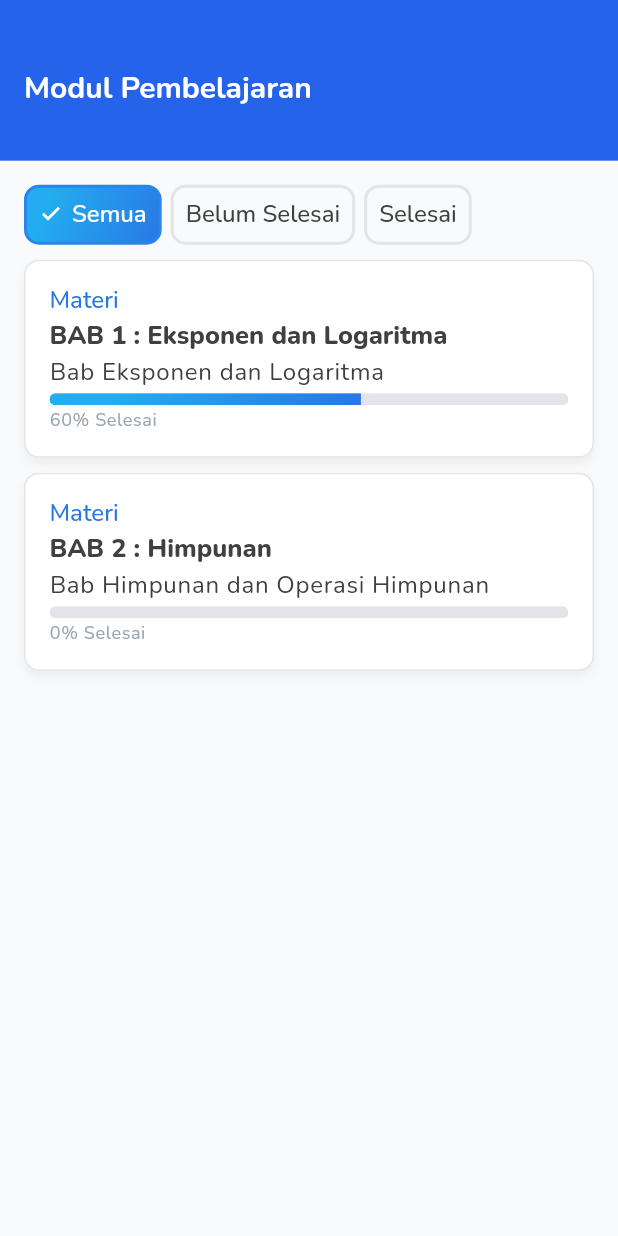
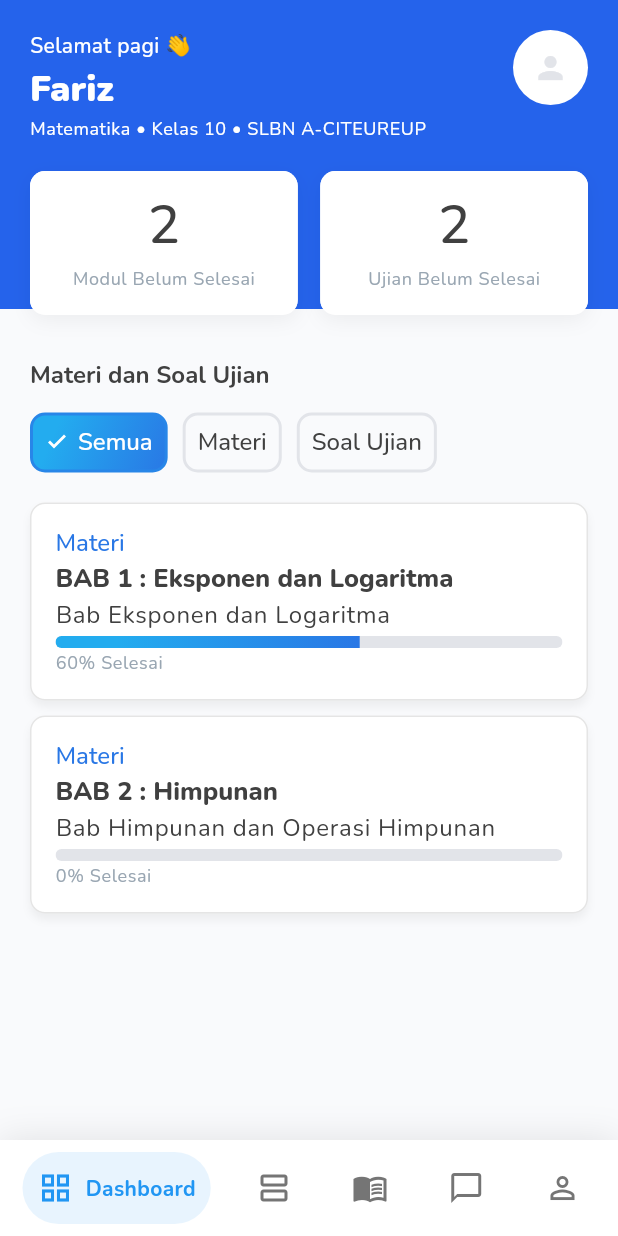
Before and after one commit to zakizakiran/novasight_app, a Flutter app: the screen it shows after launch, on a phone screen of 412 x 824 dp. Run offline on Flutter 3.47's test engine with Material 3 defaults, Android fonts, the phone set to English and light mode, and no system bars; drawn by our look-alikes of google_nav_bar; our stand-ins replace equatable, flutter_secure_storage, flutter_svg, fpdart, get, shimmer.

Commit message:
feat: implement MainLayout with navigation using google_nav_bar and integrate student dashboard view.

```diff
--- a/lib/app/modules/home/views/home_view.dart
+++ b/lib/app/modules/chatbot/views/chatbot_view.dart
@@ -1,21 +1,18 @@
 import 'package:flutter/material.dart';
 
-import 'package:get/get.dart';
+class ChatbotView extends StatelessWidget {
+  const ChatbotView({super.key});
 
-import '../controllers/home_controller.dart';
-
-class HomeView extends GetView<HomeController> {
-  const HomeView({super.key});
   @override
   Widget build(BuildContext context) {
     return Scaffold(
       appBar: AppBar(
-        title: const Text('HomeView'),
+        title: const Text('Chatbot'),
         centerTitle: true,
       ),
       body: const Center(
         child: Text(
-          'HomeView is working',
+          'Halaman Chatbot (Placeholder)',
           style: TextStyle(fontSize: 20),
         ),
       ),
--- /dev/null
+++ b/lib/app/modules/exam/views/exam_view.dart
@@ -0,0 +1,21 @@
+import 'package:flutter/material.dart';
+
+class ExamView extends StatelessWidget {
+  const ExamView({super.key});
+
+  @override
+  Widget build(BuildContext context) {
+    return Scaffold(
+      appBar: AppBar(
+        title: const Text('Soal Ujian'),
+        centerTitle: true,
+      ),
+      body: const Center(
+        child: Text(
+          'Halaman Soal Ujian (Placeholder)',
+          style: TextStyle(fontSize: 20),
+        ),
+      ),
+    );
+  }
+}
--- a/lib/app/modules/home/bindings/home_binding.dart
+++ /dev/null
@@ -1,12 +0,0 @@
-import 'package:get/get.dart';
-
-import '../controllers/home_controller.dart';
-
-class HomeBinding extends Bindings {
-  @override
-  void dependencies() {
-    Get.lazyPut<HomeController>(
-      () => HomeController(),
-    );
-  }
-}
--- a/lib/app/modules/home/controllers/home_controller.dart
+++ /dev/null
@@ -1,9 +0,0 @@
-import 'package:get/get.dart';
-
-class HomeController extends GetxController {
-  //TODO: Implement HomeController
-
-  final count = 0.obs;
-
-  void increment() => count.value++;
-}
--- /dev/null
+++ b/lib/app/modules/main_layout/bindings/main_layout_binding.dart
@@ -0,0 +1,20 @@
+import 'package:get/get.dart';
+import 'package:novasight_app/app/modules/module/controllers/module_controller.dart';
+import 'package:novasight_app/app/data/repositories/module_repository.dart';
+import 'package:novasight_app/app/modules/student-dashboard/controllers/student_dashboard_controller.dart';
+
+import '../controllers/main_layout_controller.dart';
+
+class MainLayoutBinding extends Bindings {
+  @override
+  void dependencies() {
+    Get.lazyPut<MainLayoutController>(() => MainLayoutController());
+    // Initialize child controllers if needed, though they can also be initialized in their own bindings
+    // if we navigate to them, but since we are using IndexedStack we might need them here.
+    // However, it's safer to lazyPut them here to ensure they exist when the tab is switched.
+    Get.lazyPut<StudentDashboardController>(() => StudentDashboardController());
+    Get.lazyPut<ModuleController>(
+      () => ModuleController(repository: Get.find<ModuleRepository>()),
+    );
+  }
+}
--- /dev/null
+++ b/lib/app/modules/main_layout/controllers/main_layout_controller.dart
@@ -0,0 +1,9 @@
+import 'package:get/get.dart';
+
+class MainLayoutController extends GetxController {
+  final currentIndex = 0.obs;
+
+  void changePage(int index) {
+    currentIndex.value = index;
+  }
+}
--- /dev/null
+++ b/lib/app/modules/main_layout/views/main_layout_view.dart
@@ -0,0 +1,70 @@
+import 'package:flutter/material.dart';
+import 'package:get/get.dart';
+import 'package:google_nav_bar/google_nav_bar.dart';
+import 'package:novasight_app/app/modules/student-dashboard/views/student_dashboard_view.dart';
+
+import '../../chatbot/views/chatbot_view.dart';
+import '../../exam/views/exam_view.dart';
+import '../../module/views/module_view.dart';
+import '../../profile/views/profile_view.dart';
+import '../controllers/main_layout_controller.dart';
+
+class MainLayoutView extends GetView<MainLayoutController> {
+  const MainLayoutView({super.key});
+
+  @override
+  Widget build(BuildContext context) {
+    return Scaffold(
+      body: Obx(
+        () => IndexedStack(
+          index: controller.currentIndex.value,
+          children: const [
+            StudentDashboardView(),
+            ModuleView(),
+            ExamView(),
+            ChatbotView(),
+            ProfileView(),
+          ],
+        ),
+      ),
+      bottomNavigationBar: Container(
+        decoration: BoxDecoration(
+          color: Colors.white,
+          boxShadow: [
+            BoxShadow(blurRadius: 20, color: Colors.black.withOpacity(.1)),
+          ],
+        ),
+        child: SafeArea(
+          child: Padding(
+            padding: const EdgeInsets.symmetric(horizontal: 15.0, vertical: 8),
+            child: Obx(
+              () => GNav(
+                rippleColor: Colors.grey[300]!,
+                hoverColor: Colors.grey[100]!,
+                gap: 8,
+                activeColor: Colors.blue,
+                iconSize: 24,
+                padding: const EdgeInsets.symmetric(
+                  horizontal: 10,
+                  vertical: 12,
+                ),
+                duration: const Duration(milliseconds: 400),
+                tabBackgroundColor: Colors.blue.withOpacity(0.1),
+                color: Colors.grey[600],
+                tabs: const [
+                  GButton(icon: Icons.grid_view, text: 'Dashboard'),
+                  GButton(icon: Icons.view_agenda_outlined, text: 'Modul'),
+                  GButton(icon: Icons.menu_book_outlined, text: 'Soal Ujian'),
+                  GButton(icon: Icons.chat_bubble_outline, text: 'Chatbot'),
+                  GButton(icon: Icons.person_outline, text: 'Profil'),
+                ],
+                selectedIndex: controller.currentIndex.value,
+                onTabChange: controller.changePage,
+              ),
+            ),
+          ),
+        ),
+      ),
+    );
+  }
+}
--- /dev/null
+++ b/lib/app/modules/profile/views/profile_view.dart
@@ -0,0 +1,21 @@
+import 'package:flutter/material.dart';
+
+class ProfileView extends StatelessWidget {
+  const ProfileView({super.key});
+
+  @override
+  Widget build(BuildContext context) {
+    return Scaffold(
+      appBar: AppBar(
+        title: const Text('Profil'),
+        centerTitle: true,
+      ),
+      body: const Center(
+        child: Text(
+          'Halaman Profil (Placeholder)',
+          style: TextStyle(fontSize: 20),
+        ),
+      ),
+    );
+  }
+}
--- /dev/null
+++ b/lib/app/modules/student-dashboard/bindings/student_dashboard_binding.dart
@@ -0,0 +1,12 @@
+import 'package:get/get.dart';
+
+import '../controllers/student_dashboard_controller.dart';
+
+class StudentDashboardBinding extends Bindings {
+  @override
+  void dependencies() {
+    Get.lazyPut<StudentDashboardController>(
+      () => StudentDashboardController(),
+    );
+  }
+}
--- /dev/null
+++ b/lib/app/modules/student-dashboard/controllers/student_dashboard_controller.dart
@@ -0,0 +1,23 @@
+import 'package:get/get.dart';
+
+class StudentDashboardController extends GetxController {
+  //TODO: Implement StudentDashboardController
+
+  final count = 0.obs;
+  @override
+  void onInit() {
+    super.onInit();
+  }
+
+  @override
+  void onReady() {
+    super.onReady();
+  }
+
+  @override
+  void onClose() {
+    super.onClose();
+  }
+
+  void increment() => count.value++;
+}
--- /dev/null
+++ b/lib/app/modules/student-dashboard/views/student_dashboard_view.dart
@@ -0,0 +1,231 @@
+import 'package:flutter/material.dart';
+import 'package:flutter_svg/flutter_svg.dart';
+import 'package:get/get.dart';
+import 'package:novasight_app/app/core/Dimens.dart';
+import 'package:novasight_app/app/core/styles/svg/svg_constant.dart';
+import 'package:novasight_app/app/core/styles/colors/color_constant.dart';
+import 'package:novasight_app/app/common/common_card_widget.dart';
+import 'package:novasight_app/app/data/model/module_model.dart';
+import 'package:novasight_app/app/modules/module/views/widgets/module_card_widget.dart';
+import 'package:novasight_app/app/routes/app_pages.dart';
+import '../controllers/student_dashboard_controller.dart';
+
+class StudentDashboardView extends GetView<StudentDashboardController> {
+  const StudentDashboardView({super.key});
+  @override
+  Widget build(BuildContext context) {
+    return Scaffold(
+      backgroundColor: ColorConstant.background,
+      body: Stack(
+        children: [
+          Container(
+            height: MediaQuery.sizeOf(context).height / 4,
+            width: double.infinity,
+            decoration: const BoxDecoration(color: ColorConstant.primary),
+          ),
+
+          SafeArea(
+            child: SingleChildScrollView(
+              padding: const EdgeInsets.all(20.0),
+              child: Column(
+                crossAxisAlignment: CrossAxisAlignment.start,
+                children: [
+                  Row(
+                    mainAxisAlignment: MainAxisAlignment.spaceBetween,
+                    crossAxisAlignment: CrossAxisAlignment.start,
+                    children: [
+                      Column(
+                        crossAxisAlignment: CrossAxisAlignment.start,
+                        children: [
+                          Text(
+                            'Selamat pagi 👋',
+                            style: Theme.of(context).textTheme.bodyMedium
+                                ?.copyWith(color: ColorConstant.white),
+                          ),
+                          const SizedBox(height: 4),
+                          Text(
+                            'Fariz',
+                            style: Theme.of(context).textTheme.headlineLarge
+                                ?.copyWith(color: ColorConstant.white),
+                          ),
+                          const SizedBox(height: 4),
+                          Text(
+                            'Matematika • Kelas 10 • SLBN A-CITEUREUP',
+                            style: Theme.of(context).textTheme.bodySmall
+                                ?.copyWith(color: ColorConstant.white),
+                          ),
+                        ],
+                      ),
+                      CircleAvatar(
+                        radius: 25,
+                        backgroundColor: ColorConstant.white,
+                        child: const Icon(
+                          Icons.person,
+                          color: ColorConstant.grey,
+                        ),
+                        // backgroundImage: AssetImage('assets/avatar.png'), // Use image if available
+                      ),
+                    ],
+                  ),
+                  SizedBox(height: 20),
+                  Row(
+                    children: [
+                      Expanded(
+                        child: _buildInfoCard(
+                          context,
+                          '2',
+                          'Modul Belum Selesai',
+                        ),
+                      ),
+                      const SizedBox(width: 15),
+                      Expanded(
+                        child: _buildInfoCard(
+                          context,
+                          '2',
+                          'Ujian Belum Selesai',
+                        ),
+                      ),
+                    ],
+                  ),
+
+                  const SizedBox(height: 30),
+
+                  Text(
+                    'Materi dan Soal Ujian',
+                    style: Theme.of(context).textTheme.titleLarge?.copyWith(
+                      fontWeight: FontWeight.bold,
+                      color: ColorConstant.textDarkGreyColor,
+                    ),
+                  ),
+                  const SizedBox(height: 15),
+                  Row(
+                    children: [
+                      _buildFilterChip(context, 'Semua', true),
+                      const SizedBox(width: 10),
+                      _buildFilterChip(context, 'Materi', false),
+                      const SizedBox(width: 10),
+                      _buildFilterChip(context, 'Soal Ujian', false),
+                    ],
+                  ),
+                  const SizedBox(height: 20),
+                  ListView.separated(
+                    shrinkWrap: true,
+                    physics: const NeverScrollableScrollPhysics(),
+                    itemCount: listModule.length,
+                    padding: EdgeInsets.zero,
+                    itemBuilder: (context, i) {
+                      return ModuleCardWidget(
+                        module: listModule[i],
+                        onDetail: (module) {
+                          Get.toNamed(
+                            Routes.MODULE_DETAIL,
+                            arguments: module.id,
+                          );
+                        },
+                      );
+                    },
+                    separatorBuilder: (context, index) {
+                      return const SizedBox(height: Dimens.spacePadding);
+                    },
+                  ),
+                ],
+              ),
+            ),
+          ),
+        ],
+      ),
+    );
+  }
+
+  Widget _buildInfoCard(BuildContext context, String number, String label) {
+    return CommonCardWidget(
+      boxShadow: [
+        BoxShadow(
+          color: ColorConstant.shadowColor,
+          blurRadius: 10,
+          offset: const Offset(0, 4),
+        ),
+      ],
+      child: Column(
+        children: [
+          Text(
+            number,
+            style: Theme.of(context).textTheme.displayLarge?.copyWith(
+              color: ColorConstant.textDarkGreyColor,
+            ),
+          ),
+          const SizedBox(height: 8),
+          FittedBox(
+            fit: BoxFit.scaleDown,
+            child: Text(
+              label,
+              style: Theme.of(context).textTheme.bodySmall?.copyWith(
+                color: ColorConstant.textGreyColor,
+              ),
+              textAlign: TextAlign.center,
+            ),
+          ),
+        ],
+      ),
+    );
+  }
+
+  Widget _buildFilterChip(BuildContext context, String label, bool isSelected) {
+    return Semantics(
+      button: true,
+      label: 'Filter ',
+      child: InkWell(
+        onTap: () {
+          // Add onTap functionality later if needed
+        },
+        child: Container(
+          decoration: BoxDecoration(
+            gradient: isSelected
+                ? const LinearGradient(
+                    begin: Alignment.topLeft,
+                    end: Alignment.bottomRight,
+                    colors: [
+                      ColorConstant.linearSecondary,
+                      ColorConstant.linearPrimary,
+                    ],
+                    stops: [0.2, 1.0],
+                  )
+                : null,
+            borderRadius: BorderRadius.circular(Dimens.radius),
+            border: Border.all(
+              color: isSelected
+                  ? ColorConstant.linearBorder
+                  : ColorConstant.grey,
+              width: 2,
+            ),
+          ),
+          padding: const EdgeInsets.all(Dimens.innerMediumPadding),
+          child: Row(
+            mainAxisSize: MainAxisSize.min,
+            spacing: Dimens.spaceMediumPadding,
+            children: [
+              if (isSelected)
+                SvgPicture.asset(
+                  SvgConstant.iconCheck,
+                  colorFilter: const ColorFilter.mode(
+                    ColorConstant.white,
+                    BlendMode.srcIn,
+                  ),
+                  height: Dimens.iconRegularSize,
+                  width: Dimens.iconRegularSize,
+                ),
+              Text(
+                label,
+                style: Theme.of(context).textTheme.titleLarge?.copyWith(
+                  color: isSelected
+                      ? ColorConstant.white
+                      : ColorConstant.textDarkGreyColor,
+                ),
+              ),
+            ],
+          ),
+        ),
+      ),
+    );
+  }
+}
--- a/lib/app/routes/app_pages.dart
+++ b/lib/app/routes/app_pages.dart
@@ -6,14 +6,19 @@ import '../modules/auth/register/bindings/register_binding.dart';
 import '../modules/auth/register/views/register_view.dart';
 import '../modules/auth/success_join_class/bindings/success_join_class_binding.dart';
 import '../modules/auth/success_join_class/views/success_join_class_view.dart';
-import '../modules/home/bindings/home_binding.dart';
-import '../modules/home/views/home_view.dart';
+import '../modules/chatbot/views/chatbot_view.dart';
+import '../modules/exam/views/exam_view.dart';
+import '../modules/main_layout/bindings/main_layout_binding.dart';
+import '../modules/main_layout/views/main_layout_view.dart';
 import '../modules/module/bindings/module_binding.dart';
 import '../modules/module/views/module_view.dart';
 import '../modules/module_detail/bindings/module_detail_binding.dart';
 import '../modules/module_detail/views/module_detail_view.dart';
+import '../modules/profile/views/profile_view.dart';
 import '../modules/splash/bindings/splash_binding.dart';
 import '../modules/splash/views/splash_view.dart';
+import '../modules/student-dashboard/bindings/student_dashboard_binding.dart';
+import '../modules/student-dashboard/views/student_dashboard_view.dart';
 import '../modules/subject/bindings/subject_binding.dart';
 import '../modules/subject/views/subject_view.dart';
 
@@ -22,7 +27,7 @@ part 'app_routes.dart';
 class AppPages {
   AppPages._();
 
-  static const INITIAL = Routes.MODULE;
+  static const INITIAL = Routes.MAIN_LAYOUT;
 
   static final routes = [
     GetPage(
@@ -32,8 +37,8 @@ class AppPages {
     ),
     GetPage(
       name: _Paths.HOME,
-      page: () => const HomeView(),
-      binding: HomeBinding(),
+      page: () => const StudentDashboardView(),
+      binding: StudentDashboardBinding(),
     ),
     GetPage(
       name: _Paths.LOGIN,
@@ -65,5 +70,18 @@ class AppPages {
       page: () => const SubjectView(),
       binding: SubjectBinding(),
     ),
+    GetPage(
+      name: _Paths.MAIN_LAYOUT,
+      page: () => const MainLayoutView(),
+      binding: MainLayoutBinding(),
+    ),
+    GetPage(name: _Paths.EXAM, page: () => const ExamView()),
+    GetPage(name: _Paths.CHATBOT, page: () => const ChatbotView()),
+    GetPage(name: _Paths.PROFILE, page: () => const ProfileView()),
+    GetPage(
+      name: _Paths.STUDENT_DASHBOARD,
+      page: () => const StudentDashboardView(),
+      binding: StudentDashboardBinding(),
+    ),
   ];
 }
--- a/lib/app/routes/app_routes.dart
+++ b/lib/app/routes/app_routes.dart
@@ -11,6 +11,11 @@ abstract class Routes {
   static const MODULE = _Paths.MODULE;
   static const MODULE_DETAIL = _Paths.MODULE_DETAIL;
   static const SUBJECT = _Paths.SUBJECT;
+  static const MAIN_LAYOUT = _Paths.MAIN_LAYOUT;
+  static const EXAM = _Paths.EXAM;
+  static const CHATBOT = _Paths.CHATBOT;
+  static const PROFILE = _Paths.PROFILE;
+  static const STUDENT_DASHBOARD = _Paths.STUDENT_DASHBOARD;
 }
 
 abstract class _Paths {
@@ -23,4 +28,9 @@ abstract class _Paths {
   static const MODULE = '/module';
   static const MODULE_DETAIL = '/module-detail';
   static const SUBJECT = '/subject';
+  static const MAIN_LAYOUT = '/main-layout';
+  static const EXAM = '/exam';
+  static const CHATBOT = '/chatbot';
+  static const PROFILE = '/profile';
+  static const STUDENT_DASHBOARD = '/student-dashboard';
 }
--- a/pubspec.yaml
+++ b/pubspec.yaml
@@ -43,6 +43,7 @@ dependencies:
   flutter_svg: ^2.2.1
   flutter_secure_storage: ^10.3.1
   shared_preferences: ^2.5.5
+  google_nav_bar: ^5.0.7
 
 dev_dependencies:
   flutter_test:
```
Also changed, not shown: pubspec.lock, 1 other file.
